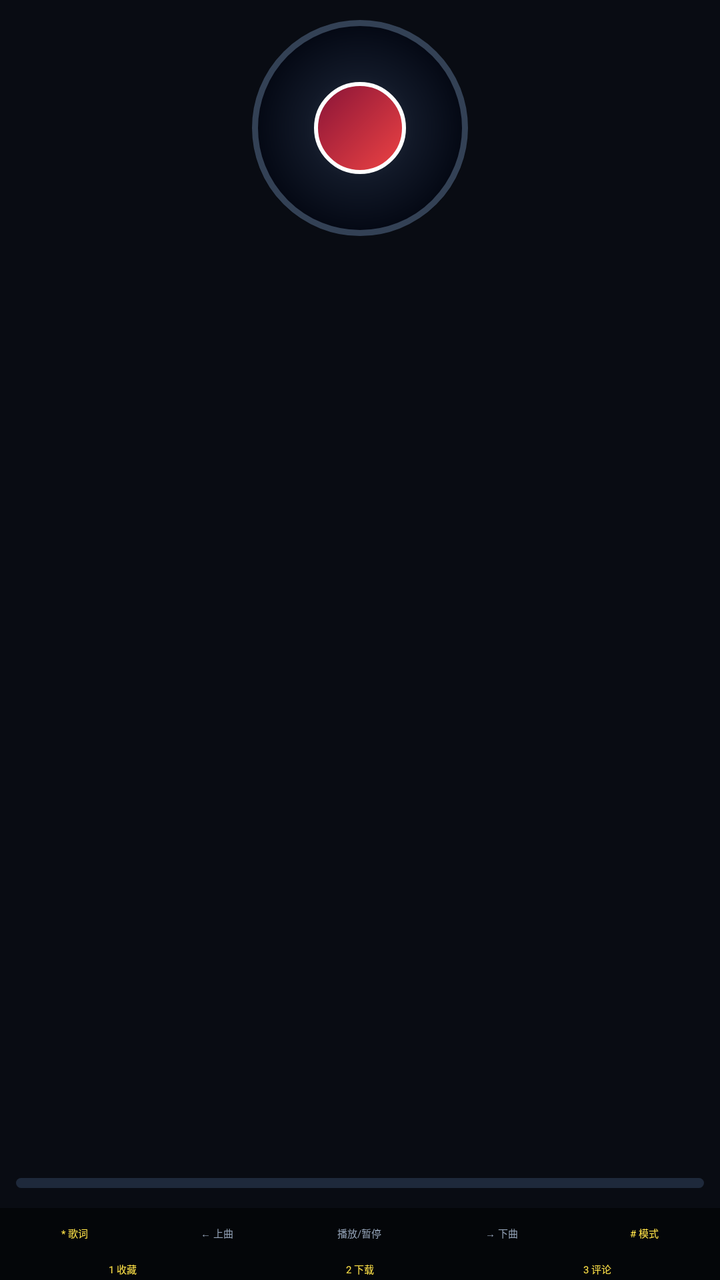
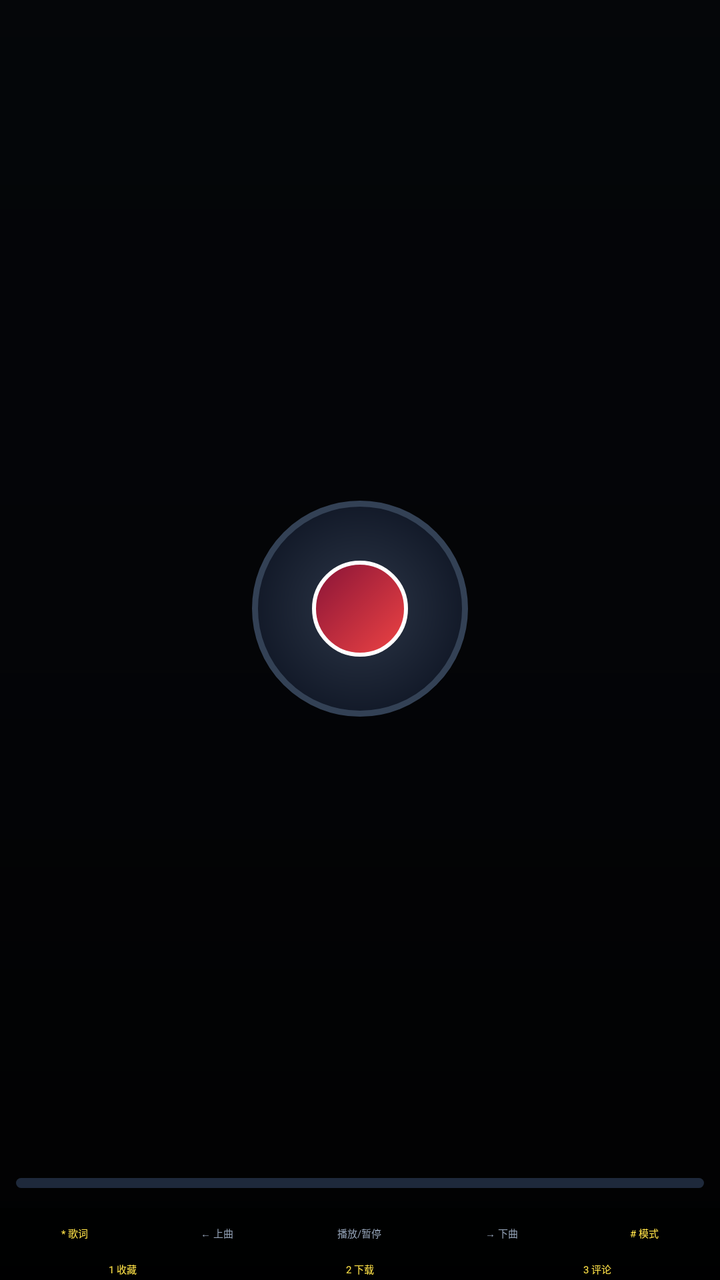

Screens rendered from an Android XML layout before and after an edit, with the pre-edit source and the edit as a unified diff.
<!-- AndroidManifest.xml: application theme Theme.KeydroidX.Music -->
<!-- res/layout/activity_player.xml -->
<?xml version="1.0" encoding="utf-8"?>
<FrameLayout
    xmlns:android="http://schemas.android.com/apk/res/android"
    android:layout_width="match_parent"
    android:layout_height="match_parent"
    android:background="@color/music_dark_bg">

    
    
    
    <LinearLayout
        android:id="@+id/layout_player_root"
        android:layout_width="match_parent"
        android:layout_height="match_parent"
        android:orientation="vertical"
        android:focusable="true"
        android:focusableInTouchMode="true">

        
        <LinearLayout
            android:id="@+id/layout_upper"
            android:layout_width="match_parent"
            android:layout_height="wrap_content"
            android:orientation="vertical"
            android:gravity="center_horizontal"
            android:paddingLeft="8dp"
            android:paddingRight="8dp"
            android:paddingTop="8dp"
            android:paddingBottom="4dp">

            <FrameLayout
                android:layout_width="wrap_content"
                android:layout_height="wrap_content"
                android:layout_marginTop="2dp"
                android:layout_marginBottom="2dp">

                <FrameLayout
                    android:id="@+id/vinyl_disk"
                    android:layout_width="108dp"
                    android:layout_height="108dp"
                    android:background="@drawable/bg_vinyl_disk">

                    <FrameLayout
                        android:id="@+id/vinyl_center"
                        android:layout_width="46dp"
                        android:layout_height="46dp"
                        android:layout_gravity="center"
                        android:background="@drawable/bg_vinyl_center">

                        <TextView
                            android:id="@+id/iv_play_pause"
                            android:layout_width="wrap_content"
                            android:layout_height="wrap_content"
                            android:layout_gravity="center"
                            android:textSize="20sp"
                            android:textColor="#FFFFFF"
                            android:includeFontPadding="false" />
                    </FrameLayout>
                </FrameLayout>
            </FrameLayout>

            <LinearLayout
                android:layout_width="match_parent"
                android:layout_height="wrap_content"
                android:orientation="vertical"
                android:gravity="center_horizontal"
                android:layout_marginTop="4dp">

                <TextView
                    android:id="@+id/tv_song_title"
                    android:layout_width="match_parent"
                    android:layout_height="wrap_content"
                    android:gravity="center"
                    android:textSize="@dimen/keydroidx_font_title"
                    android:textColor="#FFFFFF"
                    android:singleLine="true"
                    android:ellipsize="end"
                    android:includeFontPadding="false" />

                <TextView
                    android:id="@+id/tv_song_artist"
                    android:layout_width="match_parent"
                    android:layout_height="wrap_content"
                    android:layout_marginTop="2dp"
                    android:gravity="center"
                    android:textSize="@dimen/keydroidx_font_caption"
                    android:textColor="@color/music_subtext"
                    android:singleLine="true"
                    android:ellipsize="end"
                    android:includeFontPadding="false" />
            </LinearLayout>
        </LinearLayout>

        
        <FrameLayout
            android:layout_width="match_parent"
            android:layout_height="0dp"
            android:layout_weight="1">

            <ScrollView
                android:id="@+id/scroll_lyric"
                android:layout_width="match_parent"
                android:layout_height="match_parent"
                android:fillViewport="true"
                android:scrollbars="none"
                android:overScrollMode="never"
                android:focusable="false"
                android:focusableInTouchMode="false">

                <LinearLayout
                    android:id="@+id/layout_lyric_list"
                    android:layout_width="match_parent"
                    android:layout_height="wrap_content"
                    android:orientation="vertical"
                    android:gravity="center_vertical"
                    android:paddingLeft="10dp"
                    android:paddingRight="10dp"
                    android:paddingTop="6dp"
                    android:paddingBottom="6dp">
                </LinearLayout>
            </ScrollView>

        </FrameLayout>

        
        <LinearLayout
            android:layout_width="match_parent"
            android:layout_height="wrap_content"
            android:orientation="vertical"
            android:paddingLeft="8dp"
            android:paddingRight="8dp"
            android:paddingTop="4dp"
            android:paddingBottom="2dp">

            <FrameLayout
                android:id="@+id/progress_track"
                android:layout_width="match_parent"
                android:layout_height="5dp"
                android:background="@drawable/bg_progress_bar">

                <View
                    android:id="@+id/progress_fill"
                    android:layout_width="0dp"
                    android:layout_height="match_parent"
                    android:background="@drawable/bg_progress_fill" />
            </FrameLayout>

            <LinearLayout
                android:layout_width="match_parent"
                android:layout_height="wrap_content"
                android:layout_marginTop="2dp"
                android:orientation="horizontal"
                android:gravity="center_vertical">

                <TextView
                    android:id="@+id/tv_current_time"
                    android:layout_width="wrap_content"
                    android:layout_height="wrap_content"
                    android:textSize="@dimen/keydroidx_font_caption"
                    android:textColor="@color/music_subtext"
                    android:includeFontPadding="false" />

                <TextView
                    android:id="@+id/tv_play_status"
                    android:layout_width="0dp"
                    android:layout_height="wrap_content"
                    android:layout_weight="1"
                    android:gravity="center"
                    android:textSize="@dimen/keydroidx_font_caption"
                    android:textColor="@color/music_subtext"
                    android:includeFontPadding="false" />

                <TextView
                    android:id="@+id/tv_total_time"
                    android:layout_width="wrap_content"
                    android:layout_height="wrap_content"
                    android:textSize="@dimen/keydroidx_font_caption"
                    android:textColor="@color/music_subtext"
                    android:includeFontPadding="false" />
            </LinearLayout>
        </LinearLayout>

        
        <LinearLayout
            android:id="@+id/layout_key_guide"
            android:layout_width="match_parent"
            android:layout_height="wrap_content"
            android:orientation="horizontal"
            android:gravity="center"
            android:background="#88000000"
            android:paddingTop="3dp"
            android:paddingBottom="3dp"
            android:paddingLeft="2dp"
            android:paddingRight="2dp">

            <LinearLayout
                android:id="@+id/guide_lyrics"
                android:layout_width="0dp"
                android:layout_height="wrap_content"
                android:layout_weight="1"
                android:orientation="vertical"
                android:gravity="center_horizontal">

                <TextView
                    android:id="@+id/icon_guide_lyrics"
                    android:layout_width="wrap_content"
                    android:layout_height="wrap_content"
                    android:textSize="@dimen/keydroidx_font_body"
                    android:textColor="#FDE047"
                    android:includeFontPadding="false" />

                <TextView
                    android:layout_width="wrap_content"
                    android:layout_height="wrap_content"
                    android:textSize="@dimen/keydroidx_font_caption"
                    android:textColor="#FDE047"
                    android:text="@string/guide_lyrics"
                    android:includeFontPadding="false" />
            </LinearLayout>

            <LinearLayout
                android:id="@+id/guide_prev"
                android:layout_width="0dp"
                android:layout_height="wrap_content"
                android:layout_weight="1"
                android:orientation="vertical"
                android:gravity="center_horizontal">

                <TextView
                    android:id="@+id/icon_guide_prev"
                    android:layout_width="wrap_content"
                    android:layout_height="wrap_content"
                    android:textSize="@dimen/keydroidx_font_body"
                    android:textColor="#CBD5E1"
                    android:includeFontPadding="false" />

                <TextView
                    android:layout_width="wrap_content"
                    android:layout_height="wrap_content"
                    android:textSize="@dimen/keydroidx_font_caption"
                    android:textColor="#94A3B8"
                    android:text="@string/guide_prev"
                    android:includeFontPadding="false" />
            </LinearLayout>

            <LinearLayout
                android:id="@+id/guide_playpause"
                android:layout_width="0dp"
                android:layout_height="wrap_content"
                android:layout_weight="1"
                android:orientation="vertical"
                android:gravity="center_horizontal">

                <TextView
                    android:id="@+id/icon_guide_playpause"
                    android:layout_width="wrap_content"
                    android:layout_height="wrap_content"
                    android:textSize="@dimen/keydroidx_font_body"
                    android:textColor="#CBD5E1"
                    android:includeFontPadding="false" />

                <TextView
                    android:layout_width="wrap_content"
                    android:layout_height="wrap_content"
                    android:textSize="@dimen/keydroidx_font_caption"
                    android:textColor="#94A3B8"
                    android:text="@string/guide_playpause"
                    android:includeFontPadding="false" />
            </LinearLayout>

            <LinearLayout
                android:id="@+id/guide_next"
                android:layout_width="0dp"
                android:layout_height="wrap_content"
                android:layout_weight="1"
                android:orientation="vertical"
                android:gravity="center_horizontal">

                <TextView
                    android:id="@+id/icon_guide_next"
                    android:layout_width="wrap_content"
                    android:layout_height="wrap_content"
                    android:textSize="@dimen/keydroidx_font_body"
                    android:textColor="#CBD5E1"
                    android:includeFontPadding="false" />

                <TextView
                    android:layout_width="wrap_content"
                    android:layout_height="wrap_content"
                    android:textSize="@dimen/keydroidx_font_caption"
                    android:textColor="#94A3B8"
                    android:text="@string/guide_next"
                    android:includeFontPadding="false" />
            </LinearLayout>

            <LinearLayout
                android:id="@+id/guide_mode"
                android:layout_width="0dp"
                android:layout_height="wrap_content"
                android:layout_weight="1"
                android:orientation="vertical"
                android:gravity="center_horizontal">

                <TextView
                    android:id="@+id/icon_guide_mode"
                    android:layout_width="wrap_content"
                    android:layout_height="wrap_content"
                    android:textSize="@dimen/keydroidx_font_body"
                    android:textColor="#FDE047"
                    android:includeFontPadding="false" />

                <TextView
                    android:layout_width="wrap_content"
                    android:layout_height="wrap_content"
                    android:textSize="@dimen/keydroidx_font_caption"
                    android:textColor="#FDE047"
                    android:text="@string/guide_mode"
                    android:includeFontPadding="false" />
            </LinearLayout>
        </LinearLayout>

        
        <LinearLayout
            android:id="@+id/layout_song_actions"
            android:layout_width="match_parent"
            android:layout_height="wrap_content"
            android:orientation="horizontal"
            android:gravity="center"
            android:background="#88000000"
            android:paddingTop="2dp"
            android:paddingBottom="2dp"
            android:paddingLeft="2dp"
            android:paddingRight="2dp">

            
            <LinearLayout
                android:id="@+id/action_favorite"
                android:layout_width="0dp"
                android:layout_height="wrap_content"
                android:layout_weight="1"
                android:orientation="vertical"
                android:gravity="center_horizontal">

                <TextView
                    android:id="@+id/icon_action_favorite"
                    android:layout_width="wrap_content"
                    android:layout_height="wrap_content"
                    android:textSize="@dimen/keydroidx_font_body"
                    android:textColor="#FFFFFF"
                    android:includeFontPadding="false" />

                <TextView
                    android:layout_width="wrap_content"
                    android:layout_height="wrap_content"
                    android:textSize="@dimen/keydroidx_font_caption"
                    android:textColor="#FDE047"
                    android:text="@string/guide_favorite"
                    android:includeFontPadding="false" />
            </LinearLayout>

            
            <LinearLayout
                android:id="@+id/action_download"
                android:layout_width="0dp"
                android:layout_height="wrap_content"
                android:layout_weight="1"
                android:orientation="vertical"
                android:gravity="center_horizontal">

                <TextView
                    android:id="@+id/icon_action_download"
                    android:layout_width="wrap_content"
                    android:layout_height="wrap_content"
                    android:textSize="@dimen/keydroidx_font_body"
                    android:textColor="#FFFFFF"
                    android:includeFontPadding="false" />

                <TextView
                    android:layout_width="wrap_content"
                    android:layout_height="wrap_content"
                    android:textSize="@dimen/keydroidx_font_caption"
                    android:textColor="#FDE047"
                    android:text="@string/guide_download"
                    android:includeFontPadding="false" />
            </LinearLayout>

            
            <LinearLayout
                android:id="@+id/action_comment"
                android:layout_width="0dp"
                android:layout_height="wrap_content"
                android:layout_weight="1"
                android:orientation="vertical"
                android:gravity="center_horizontal">

                <LinearLayout
                    android:layout_width="wrap_content"
                    android:layout_height="wrap_content"
                    android:orientation="horizontal"
                    android:gravity="center">

                    <TextView
                        android:id="@+id/icon_action_comment"
                        android:layout_width="wrap_content"
                        android:layout_height="wrap_content"
                        android:textSize="@dimen/keydroidx_font_body"
                        android:textColor="#FFFFFF"
                        android:includeFontPadding="false" />

                    <TextView
                        android:id="@+id/tv_comment_count"
                        android:layout_width="wrap_content"
                        android:layout_height="wrap_content"
                        android:layout_marginLeft="2dp"
                        android:textSize="@dimen/keydroidx_font_caption"
                        android:textColor="#FDE047"
                        android:singleLine="true"
                        android:maxLength="4"
                        android:visibility="gone"
                        android:includeFontPadding="false" />
                </LinearLayout>

                <TextView
                    android:layout_width="wrap_content"
                    android:layout_height="wrap_content"
                    android:textSize="@dimen/keydroidx_font_caption"
                    android:textColor="#FDE047"
                    android:text="@string/guide_comment"
                    android:includeFontPadding="false" />
            </LinearLayout>
        </LinearLayout>
    </LinearLayout>

    
    
    
    <FrameLayout
        android:id="@+id/layout_lyric_fullscreen"
        android:layout_width="match_parent"
        android:layout_height="match_parent"
        android:background="@color/music_dark_bg"
        android:visibility="gone">

        <ScrollView
            android:id="@+id/scroll_lyric_full"
            android:layout_width="match_parent"
            android:layout_height="match_parent"
            android:fillViewport="true"
            android:scrollbars="none"
            android:overScrollMode="never"
            android:focusable="false"
            android:focusableInTouchMode="false">

            <LinearLayout
                android:id="@+id/layout_lyric_full_wrapper"
                android:layout_width="match_parent"
                android:layout_height="wrap_content"
                android:orientation="vertical"
                android:gravity="center_horizontal"
                android:paddingLeft="14dp"
                android:paddingRight="14dp"
                android:paddingTop="120dp"
                android:paddingBottom="120dp"
                android:clipToPadding="false">

                
                <LinearLayout
                    android:id="@+id/layout_lyric_full_list"
                    android:layout_width="match_parent"
                    android:layout_height="wrap_content"
                    android:orientation="vertical"
                    android:gravity="center_horizontal">
                </LinearLayout>
            </LinearLayout>
        </ScrollView>
    </FrameLayout>
</FrameLayout>
<!-- resources referenced by this layout -->
<resources>
  <color name="music_dark_bg">#090C13</color>
  <color name="music_subtext">#B0B0B0</color>
  <!-- drawable bg_progress_bar (drawable) -->
  <?xml version="1.0" encoding="utf-8"?>
  <shape xmlns:android="http://schemas.android.com/apk/res/android"
      android:shape="rectangle">
      <solid android:color="#1E293B" />
      <corners android:radius="3dp" />
  </shape>
  <!-- drawable bg_progress_fill (drawable) -->
  <?xml version="1.0" encoding="utf-8"?>
  <shape xmlns:android="http://schemas.android.com/apk/res/android"
      android:shape="rectangle">
      <solid android:color="@color/music_accent" />
      <corners android:radius="3dp" />
  </shape>
  <!-- drawable bg_vinyl_center (drawable) -->
  <?xml version="1.0" encoding="utf-8"?>
  <shape xmlns:android="http://schemas.android.com/apk/res/android"
      android:shape="oval">
      <gradient
          android:type="linear"
          android:angle="135"
          android:startColor="#EF4444"
          android:endColor="#881337" />
      <stroke
          android:width="2dp"
          android:color="#FFFFFF" />
  </shape>
  <!-- drawable bg_vinyl_disk (drawable) -->
  <?xml version="1.0" encoding="utf-8"?>
  <layer-list xmlns:android="http://schemas.android.com/apk/res/android">
  
      
      <item
          android:left="0dp"
          android:top="2dp"
          android:right="0dp"
          android:bottom="0dp">
          <shape android:shape="oval">
              <solid android:color="#33000000" />
        </shape>
    </item>
  
      
      <item>
          <shape android:shape="oval">
              <gradient
                  android:type="radial"
                  android:gradientRadius="54dp"
                  android:centerX="0.5"
                  android:centerY="0.5"
                  android:startColor="#FF2D3748"
                  android:centerColor="#FF111827"
                  android:endColor="#FF030712" />
              <stroke
                  android:width="3dp"
                  android:color="#334155" />
        </shape>
    </item>
  </layer-list>
  <string name="guide_comment">3 评论</string>
  <string name="guide_download">2 下载</string>
  <string name="guide_favorite">1 收藏</string>
  <string name="guide_lyrics">* 歌词</string>
  <string name="guide_mode"># 模式</string>
  <string name="guide_next">→ 下曲</string>
  <string name="guide_playpause">播放/暂停</string>
  <string name="guide_prev">← 上曲</string>
  <style name="Theme.KeydroidX.Music" parent="Theme.KeydroidxKeyCore">
          <item name="android:windowNoTitle">true</item>
          <item name="android:windowBackground">@color/music_bg</item>
  
          
          <item name="android:windowDisablePreview">true</item>
          <item name="android:windowContentOverlay">@null</item>
      </style>
  <color name="music_accent">#38BDF8</color>
  <color name="music_bg">#090C13</color>
</resources>

<!-- the commit's change to res/layout/activity_player.xml (unified diff, before → after) -->
@@ -4,6 +4,20 @@
     android:layout_width="match_parent"
     android:layout_height="match_parent"
     android:background="@color/music_dark_bg">
+
+    
+    <ImageView
+        android:id="@+id/iv_player_bg"
+        android:layout_width="match_parent"
+        android:layout_height="match_parent"
+        android:scaleType="centerCrop"
+        android:contentDescription="@null" />
+
+    
+    <View
+        android:layout_width="match_parent"
+        android:layout_height="match_parent"
+        android:background="@drawable/bg_player_scrim" />
 
     
     
@@ -18,21 +32,59 @@
 
         
         <LinearLayout
-            android:id="@+id/layout_upper"
             android:layout_width="match_parent"
             android:layout_height="wrap_content"
             android:orientation="vertical"
             android:gravity="center_horizontal"
-            android:paddingLeft="8dp"
-            android:paddingRight="8dp"
+            android:paddingLeft="10dp"
+            android:paddingRight="10dp"
             android:paddingTop="8dp"
-            android:paddingBottom="4dp">
+            android:paddingBottom="2dp">
+
+            <TextView
+                android:id="@+id/tv_song_title"
+                android:layout_width="match_parent"
+                android:layout_height="wrap_content"
+                android:gravity="center"
+                android:textSize="@dimen/keydroidx_font_title"
+                android:textColor="#FFFFFF"
+                android:shadowColor="#B3000000"
+                android:shadowDx="1"
+                android:shadowDy="1"
+                android:shadowRadius="2"
+                android:singleLine="true"
+                android:ellipsize="end"
+                android:includeFontPadding="false" />
+
+            <TextView
+                android:id="@+id/tv_song_artist"
+                android:layout_width="match_parent"
+                android:layout_height="wrap_content"
+                android:layout_marginTop="2dp"
+                android:gravity="center"
+                android:textSize="@dimen/keydroidx_font_caption"
+                android:textColor="#D9FFFFFF"
+                android:shadowColor="#B3000000"
+                android:shadowDx="1"
+                android:shadowDy="1"
+                android:shadowRadius="2"
+                android:singleLine="true"
+                android:ellipsize="end"
+                android:includeFontPadding="false" />
+        </LinearLayout>
+
+        
+        <LinearLayout
+            android:id="@+id/layout_upper"
+            android:layout_width="match_parent"
+            android:layout_height="0dp"
+            android:layout_weight="1"
+            android:orientation="vertical"
+            android:gravity="center">
 
             <FrameLayout
                 android:layout_width="wrap_content"
-                android:layout_height="wrap_content"
-                android:layout_marginTop="2dp"
-                android:layout_marginBottom="2dp">
+                android:layout_height="wrap_content">
 
                 <FrameLayout
                     android:id="@+id/vinyl_disk"
@@ -40,12 +92,20 @@
                     android:layout_height="108dp"
                     android:background="@drawable/bg_vinyl_disk">
 
+                    
                     <FrameLayout
                         android:id="@+id/vinyl_center"
-                        android:layout_width="46dp"
-                        android:layout_height="46dp"
+                        android:layout_width="48dp"
+                        android:layout_height="48dp"
                         android:layout_gravity="center"
                         android:background="@drawable/bg_vinyl_center">
+
+                        <ImageView
+                            android:id="@+id/iv_vinyl_cover"
+                            android:layout_width="match_parent"
+                            android:layout_height="match_parent"
+                            android:scaleType="fitCenter"
+                            android:contentDescription="@null" />
 
                         <TextView
                             android:id="@+id/iv_play_pause"
@@ -58,69 +118,7 @@
                     </FrameLayout>
                 </FrameLayout>
             </FrameLayout>
-
-            <LinearLayout
-                android:layout_width="match_parent"
-                android:layout_height="wrap_content"
-                android:orientation="vertical"
-                android:gravity="center_horizontal"
-                android:layout_marginTop="4dp">
-
-                <TextView
-                    android:id="@+id/tv_song_title"
-                    android:layout_width="match_parent"
-                    android:layout_height="wrap_content"
-                    android:gravity="center"
-                    android:textSize="@dimen/keydroidx_font_title"
-                    android:textColor="#FFFFFF"
-                    android:singleLine="true"
-                    android:ellipsize="end"
-                    android:includeFontPadding="false" />
-
-                <TextView
-                    android:id="@+id/tv_song_artist"
-                    android:layout_width="match_parent"
-                    android:layout_height="wrap_content"
-                    android:layout_marginTop="2dp"
-                    android:gravity="center"
-                    android:textSize="@dimen/keydroidx_font_caption"
-                    android:textColor="@color/music_subtext"
-                    android:singleLine="true"
-                    android:ellipsize="end"
-                    android:includeFontPadding="false" />
-            </LinearLayout>
         </LinearLayout>
-
-        
-        <FrameLayout
-            android:layout_width="match_parent"
-            android:layout_height="0dp"
-            android:layout_weight="1">
-
-            <ScrollView
-                android:id="@+id/scroll_lyric"
-                android:layout_width="match_parent"
-                android:layout_height="match_parent"
-                android:fillViewport="true"
-                android:scrollbars="none"
-                android:overScrollMode="never"
-                android:focusable="false"
-                android:focusableInTouchMode="false">
-
-                <LinearLayout
-                    android:id="@+id/layout_lyric_list"
-                    android:layout_width="match_parent"
-                    android:layout_height="wrap_content"
-                    android:orientation="vertical"
-                    android:gravity="center_vertical"
-                    android:paddingLeft="10dp"
-                    android:paddingRight="10dp"
-                    android:paddingTop="6dp"
-                    android:paddingBottom="6dp">
-                </LinearLayout>
-            </ScrollView>
-
-        </FrameLayout>
 
         
         <LinearLayout
@@ -441,6 +439,20 @@
         android:background="@color/music_dark_bg"
         android:visibility="gone">
 
+        
+        <ImageView
+            android:id="@+id/iv_lyric_bg"
+            android:layout_width="match_parent"
+            android:layout_height="match_parent"
+            android:scaleType="centerCrop"
+            android:contentDescription="@null" />
+
+        
+        <View
+            android:layout_width="match_parent"
+            android:layout_height="match_parent"
+            android:background="@drawable/bg_lyric_fullscreen_scrim" />
+
         <ScrollView
             android:id="@+id/scroll_lyric_full"
             android:layout_width="match_parent"
<!-- resource entries referenced after the edit -->
@@ -2,6 +2,26 @@
 <resources>
   <color name="music_dark_bg">#090C13</color>
   <color name="music_subtext">#B0B0B0</color>
+  <!-- drawable bg_lyric_fullscreen_scrim (drawable) -->
+  <?xml version="1.0" encoding="utf-8"?>
+  <shape xmlns:android="http://schemas.android.com/apk/res/android"
+      android:shape="rectangle">
+      <gradient
+          android:angle="270"
+          android:startColor="#B3000000"
+          android:centerColor="#D9000000"
+          android:endColor="#F2000000" />
+  </shape>
+  <!-- drawable bg_player_scrim (drawable) -->
+  <?xml version="1.0" encoding="utf-8"?>
+  <shape xmlns:android="http://schemas.android.com/apk/res/android"
+      android:shape="rectangle">
+      <gradient
+          android:angle="270"
+          android:startColor="#8C000000"
+          android:centerColor="#A6000000"
+          android:endColor="#EB000000" />
+  </shape>
   <!-- drawable bg_progress_bar (drawable) -->
   <?xml version="1.0" encoding="utf-8"?>
   <shape xmlns:android="http://schemas.android.com/apk/res/android"
@@ -47,9 +67,10 @@
       
       <item>
           <shape android:shape="oval">
+              
               <gradient
                   android:type="radial"
-                  android:gradientRadius="54dp"
+                  android:gradientRadius="110dp"
                   android:centerX="0.5"
                   android:centerY="0.5"
                   android:startColor="#FF2D3748"
